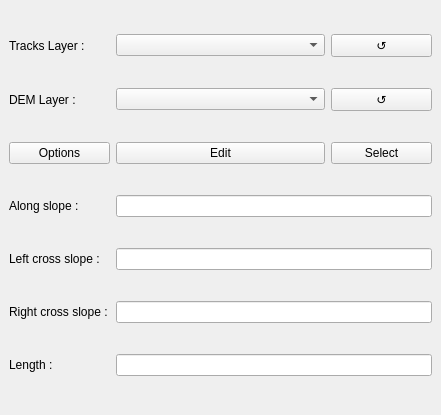
First picture: the form in PisteCreator_dockwidget_base.ui, repository SebastienPeillet/PisteCreator, before the edit.
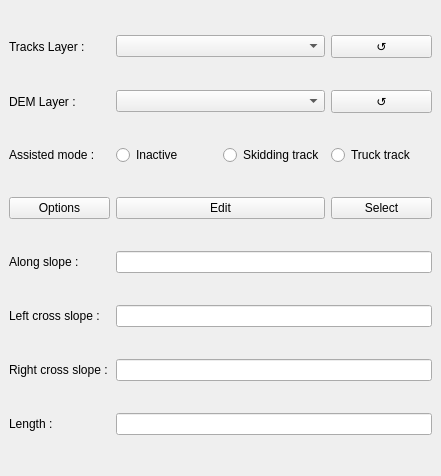
Second picture: the form after the edit.

Commit message: change several things, the assisted mode has been add to the main dock, it's clearer for the user, I adapted functions for it. Fix rubberband bug when user change the tool for an other without ending the current track. Fix bug when the pointer is out the DEM, the plugin prevent the user to add a vertex out of the DEM

Diff of the .ui file:
```diff
--- a/PisteCreator_dockwidget_base.ui
+++ b/PisteCreator_dockwidget_base.ui
@@ -7,12 +7,12 @@
     <x>0</x>
     <y>0</y>
     <width>441</width>
-    <height>415</height>
+    <height>476</height>
    </rect>
   </property>
   <property name="minimumSize">
    <size>
-    <width>274</width>
+    <width>363</width>
     <height>380</height>
    </size>
   </property>
@@ -21,22 +21,81 @@
   </property>
   <widget class="QWidget" name="dockwidget">
    <layout class="QGridLayout" name="gridLayout">
-    <item row="6" column="1" colspan="3">
-     <widget class="QLineEdit" name="AlongResult"/>
+    <item row="5" column="1" colspan="2">
+     <widget class="QPushButton" name="EditButton">
+      <property name="text">
+       <string>Edit</string>
+      </property>
+     </widget>
     </item>
-    <item row="0" column="1" colspan="2">
-     <widget class="QComboBox" name="TracksInput"/>
+    <item row="7" column="0">
+     <widget class="QLabel" name="AlongSLabel">
+      <property name="text">
+       <string>Along slope :</string>
+      </property>
+     </widget>
     </item>
-    <item row="8" column="1" colspan="3">
-     <widget class="QLineEdit" name="RightCrossResult"/>
+    <item row="2" column="3">
+     <widget class="QPushButton" name="DEMButton">
+      <property name="text">
+       <string>↺</string>
+      </property>
+     </widget>
     </item>
     <item row="8" column="0">
-     <widget class="QLabel" name="label">
+     <widget class="QLabel" name="CrossSLabel">
       <property name="text">
-       <string>Right cross slope :</string>
+       <string>Left cross slope :</string>
       </property>
      </widget>
     </item>
+    <item row="5" column="0">
+     <widget class="QPushButton" name="OptionButton">
+      <property name="text">
+       <string>Options</string>
+      </property>
+     </widget>
+    </item>
+    <item row="11" column="0">
+     <widget class="QLabel" name="LengthLabel">
+      <property name="text">
+       <string>Length :</string>
+      </property>
+     </widget>
+    </item>
+    <item row="7" column="1" colspan="3">
+     <widget class="QLineEdit" name="AlongResult"/>
+    </item>
+    <item row="5" column="3">
+     <widget class="QPushButton" name="selectButton">
+      <property name="text">
+       <string>Select</string>
+      </property>
+     </widget>
+    </item>
+    <item row="4" column="3">
+     <widget class="QRadioButton" name="echapButton">
+      <property name="text">
+       <string>Truck track</string>
+      </property>
+      <attribute name="buttonGroup">
+       <string notr="true">buttonGroup</string>
+      </attribute>
+     </widget>
+    </item>
+    <item row="4" column="2">
+     <widget class="QRadioButton" name="cloisButton">
+      <property name="text">
+       <string>Skidding track</string>
+      </property>
+      <attribute name="buttonGroup">
+       <string notr="true">buttonGroup</string>
+      </attribute>
+     </widget>
+    </item>
+    <item row="12" column="0" colspan="4">
+     <layout class="QGridLayout" name="graphLayout"/>
+    </item>
     <item row="0" column="0">
      <widget class="QLabel" name="TracksLabel">
       <property name="text">
@@ -44,19 +103,18 @@
       </property>
      </widget>
     </item>
-    <item row="10" column="1" colspan="3">
+    <item row="11" column="1" colspan="3">
      <widget class="QLineEdit" name="LengthResult"/>
     </item>
+    <item row="8" column="1" colspan="3">
+     <widget class="QLineEdit" name="LeftCrossResult"/>
+    </item>
+    <item row="0" column="1" colspan="2">
+     <widget class="QComboBox" name="TracksInput"/>
+    </item>
     <item row="2" column="1" colspan="2">
      <widget class="QComboBox" name="DEMInput"/>
     </item>
-    <item row="0" column="3">
-     <widget class="QPushButton" name="TracksButton">
-      <property name="text">
-       <string>↺</string>
-      </property>
-     </widget>
-    </item>
     <item row="2" column="0">
      <widget class="QLabel" name="DEMLabel">
       <property name="text">
@@ -64,59 +122,38 @@
       </property>
      </widget>
     </item>
-    <item row="7" column="0">
-     <widget class="QLabel" name="CrossSLabel">
+    <item row="9" column="0">
+     <widget class="QLabel" name="label">
       <property name="text">
-       <string>Left cross slope :</string>
+       <string>Right cross slope :</string>
       </property>
      </widget>
     </item>
-    <item row="2" column="3">
-     <widget class="QPushButton" name="DEMButton">
+    <item row="9" column="1" colspan="3">
+     <widget class="QLineEdit" name="RightCrossResult"/>
+    </item>
+    <item row="0" column="3">
+     <widget class="QPushButton" name="TracksButton">
       <property name="text">
        <string>↺</string>
       </property>
      </widget>
     </item>
     <item row="4" column="0">
-     <widget class="QPushButton" name="OptionButton">
+     <widget class="QLabel" name="label_2">
       <property name="text">
-       <string>Options</string>
+       <string>Assisted mode :</string>
       </property>
      </widget>
     </item>
-    <item row="7" column="1" colspan="3">
-     <widget class="QLineEdit" name="LeftCrossResult"/>
-    </item>
-    <item row="6" column="0">
-     <widget class="QLabel" name="AlongSLabel">
+    <item row="4" column="1">
+     <widget class="QRadioButton" name="desacButton">
       <property name="text">
-       <string>Along slope :</string>
+       <string>Inactive</string>
       </property>
-     </widget>
-    </item>
-    <item row="10" column="0">
-     <widget class="QLabel" name="LengthLabel">
-      <property name="text">
-       <string>Length :</string>
-      </property>
-     </widget>
-    </item>
-    <item row="11" column="0" colspan="4">
-     <layout class="QGridLayout" name="graphLayout"/>
-    </item>
-    <item row="4" column="1" colspan="2">
-     <widget class="QPushButton" name="EditButton">
-      <property name="text">
-       <string>Edit</string>
-      </property>
-     </widget>
-    </item>
-    <item row="4" column="3">
-     <widget class="QPushButton" name="selectButton">
-      <property name="text">
-       <string>Select</string>
-      </property>
+      <attribute name="buttonGroup">
+       <string notr="true">buttonGroup</string>
+      </attribute>
      </widget>
     </item>
    </layout>
```
Left out of the diff: 3 changed lines with no effect on the pictures. The commit also changes 5 other files.
